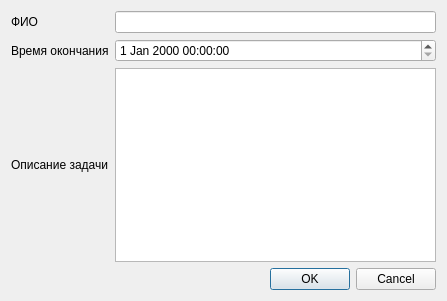
Old version of the form adding.ui in the repository RudiPachanin/Task-List.
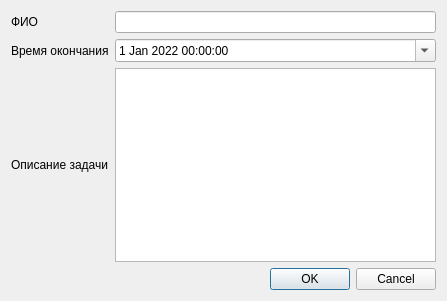
New version of the form.

```diff
--- a/adding.ui
+++ b/adding.ui
@@ -34,7 +34,21 @@
       </widget>
      </item>
      <item row="1" column="1">
-      <widget class="QDateTimeEdit" name="dateTimeEdit"/>
+      <widget class="QDateTimeEdit" name="dateTimeEdit">
+       <property name="date">
+        <date>
+         <year>2022</year>
+         <month>1</month>
+         <day>1</day>
+        </date>
+       </property>
+       <property name="calendarPopup">
+        <bool>true</bool>
+       </property>
+       <property name="timeSpec">
+        <enum>Qt::LocalTime</enum>
+       </property>
+      </widget>
      </item>
      <item row="0" column="0">
       <widget class="QLabel" name="label">
```
